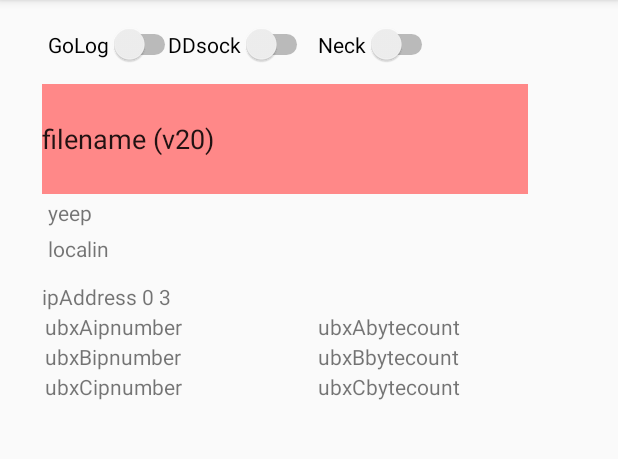
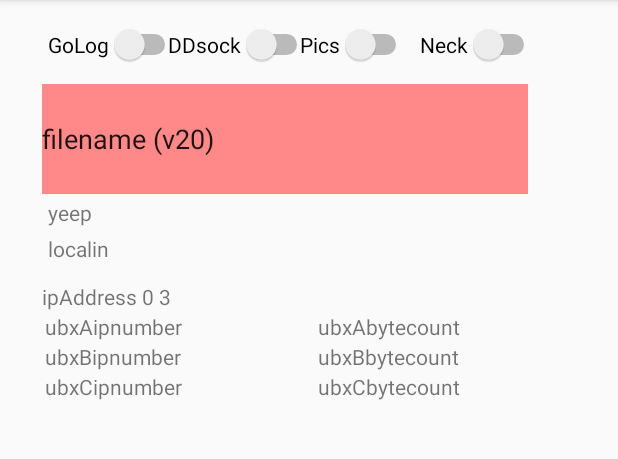
Before and after one commit to Future-Hangglider/Hanglog3, an Android app: the screen it shows after launch (LLog3), on a phone screen of 412 x 824 dp, the part 84-543 px from its top. Run offline under Robolectric (Android 15) with nearby library versions, the phone set to English and light mode, and no system bars.

```diff
--- a/app/src/main/AndroidManifest.xml
+++ b/app/src/main/AndroidManifest.xml
@@ -7,6 +7,7 @@
     <uses-permission android:name="android.permission.WRITE_EXTERNAL_STORAGE" />
     <uses-permission android:name="android.permission.ACCESS_FINE_LOCATION" />
     <uses-permission android:name="android.permission.ACCESS_WIFI_STATE" />
+    <uses-permission android:name="android.permission.CAMERA" />
 
     <application
         android:allowBackup="true"
--- a/app/src/main/java/com/example/julian/hanglog3/CurrentPos.java
+++ b/app/src/main/java/com/example/julian/hanglog3/CurrentPos.java
@@ -56,6 +56,7 @@ public class CurrentPos {
             pitch = Math.toDegrees(Math.asin(sinpitch));
             roll = Math.toDegrees(Math.asin(sinroll));
             orientcalibration = (hexchar(data[61])<<4) + (hexchar(data[62]));
+            Log.i("hhanglogM", "calib "+data[61]+"s"+orientcalibration);
             //Log.i("hhanglogM", "pitch "+pitch+" roll "+roll);
             //Log.i("hhanglogM", (new String(data, 0, leng)) + "  " + q3);
             return;
--- a/app/src/main/java/com/example/julian/hanglog3/LLog3.java
+++ b/app/src/main/java/com/example/julian/hanglog3/LLog3.java
@@ -1,4 +1,6 @@
 package com.example.julian.hanglog3;
+
+// OpenCV installation done using instructions at https://medium.com/@sukritipaul005/a-beginners-guide-to-installing-opencv-android-in-android-studio-ea46a7b4f2d3
 
 import android.app.Notification;
 import android.app.NotificationManager;
@@ -120,6 +122,15 @@ public class LLog3 extends AppCompatActivity {
             }
         });
 
+        Switch gologpics = (Switch)findViewById(R.id.gologpics);
+        gologpics.setOnCheckedChangeListener(new CompoundButton.OnCheckedChangeListener() {
+            @Override
+            public void onCheckedChanged(CompoundButton c, boolean isChecked) {
+                recudp.gologpics(isChecked, getApplicationContext());
+            }
+        });
+
+
         Switch goddsocketswitch = (Switch)findViewById(R.id.goddsocketswitch);
         goddsocketswitch.setOnCheckedChangeListener(new CompoundButton.OnCheckedChangeListener() {
             @Override
--- a/app/src/main/res/layout/activity_llog3.xml
+++ b/app/src/main/res/layout/activity_llog3.xml
@@ -165,9 +165,20 @@
         android:id="@+id/goneckrangeswitch"
         android:layout_width="wrap_content"
         android:layout_height="wrap_content"
-        android:layout_marginStart="212dp"
+        android:layout_marginStart="280dp"
         android:layout_marginTop="16dp"
         android:text="Neck"
+        app:layout_constraintLeft_toLeftOf="parent"
+        app:layout_constraintStart_toStartOf="parent"
+        app:layout_constraintTop_toTopOf="parent" />
+
+    <Switch
+        android:id="@+id/gologpics"
+        android:layout_width="wrap_content"
+        android:layout_height="wrap_content"
+        android:layout_marginStart="200dp"
+        android:layout_marginTop="16dp"
+        android:text="Pics"
         app:layout_constraintLeft_toLeftOf="parent"
         app:layout_constraintStart_toStartOf="parent"
         app:layout_constraintTop_toTopOf="parent" />
@@ -182,5 +193,4 @@
         app:layout_constraintStart_toStartOf="parent"
         app:layout_constraintTop_toTopOf="parent" />
 
-
 </android.support.constraint.ConstraintLayout>
--- a/settings.gradle
+++ b/settings.gradle
@@ -1 +1,2 @@
 include ':app'
+include ':openCVLibrary343'
```
Also changed, not shown: app/src/main/java/com/example/julian/hanglog3/RecUDP.java (+51 -2 lines).
